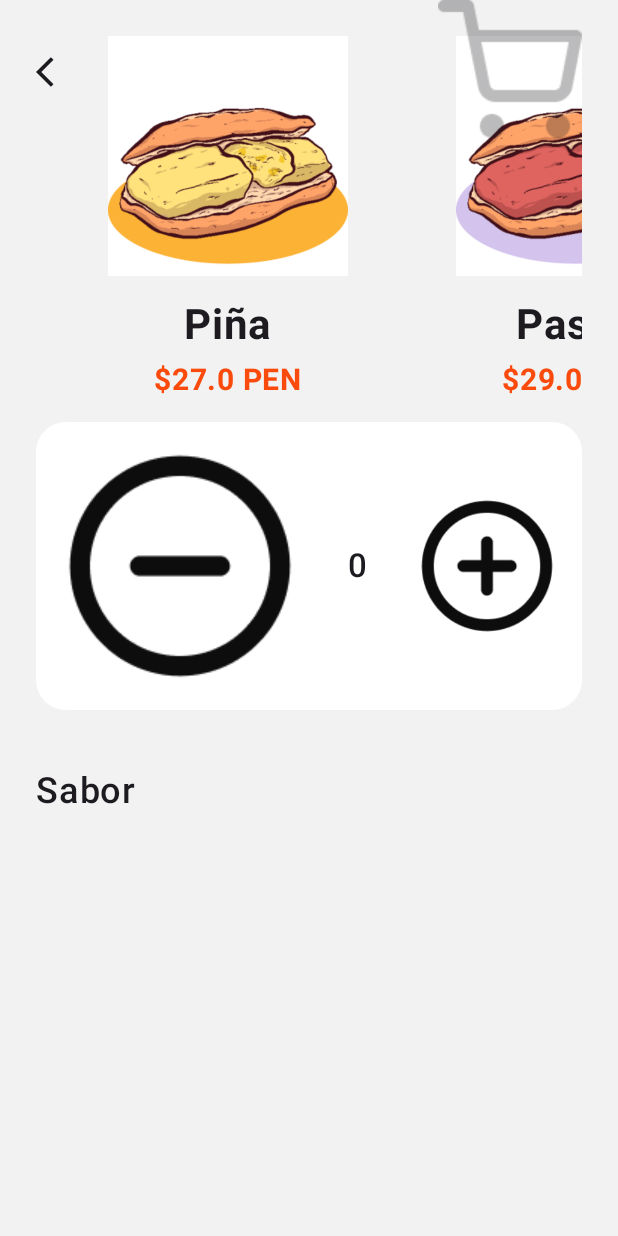
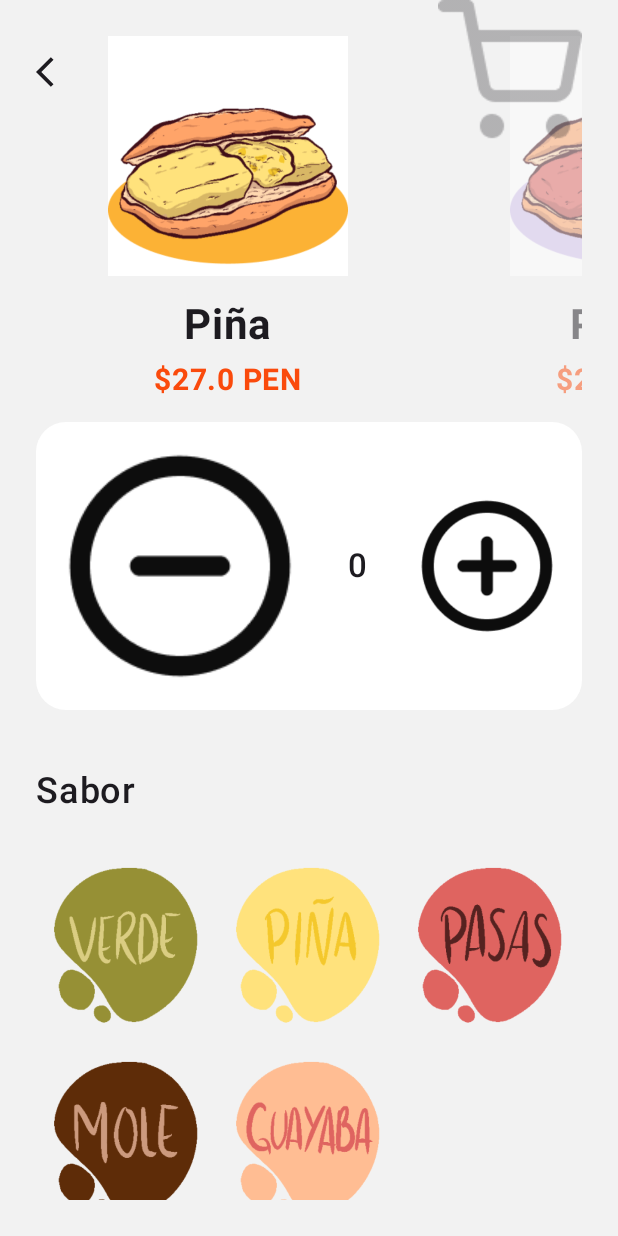
Before and after one commit to enzoftware/guajolotas-compose, an Android app built with Jetpack Compose: the screen it shows after launch (MainActivity), after a tap on "Piña", on a phone screen of 412 x 824 dp. Run offline under Robolectric (Android 15) with nearby library versions, the phone set to English and light mode, and no system bars; our stand-ins replace Dagger/Hilt's generated code, Room's generated code.

```diff
--- a/app/src/main/java/com/enzoftware/guajolotas/ui/components/GuaButton.kt
+++ b/app/src/main/java/com/enzoftware/guajolotas/ui/components/GuaButton.kt
@@ -2,6 +2,7 @@ package com.enzoftware.guajolotas.ui.components
 
 import androidx.compose.foundation.layout.Row
 import androidx.compose.foundation.layout.Spacer
+import androidx.compose.foundation.layout.fillMaxWidth
 import androidx.compose.foundation.layout.width
 import androidx.compose.foundation.shape.RoundedCornerShape
 import androidx.compose.material3.Button
@@ -17,7 +18,7 @@ import com.enzoftware.guajolotas.ui.theme.GuajolotasTheme
 fun GuaButton(content: ComposableFun, modifier: Modifier = Modifier, onClick: () -> Unit) {
     Button(
         onClick = { onClick() },
-        modifier = modifier,
+        modifier = modifier.fillMaxWidth(),
         shape = RoundedCornerShape(40.dp),
     ) {
         content()
@@ -29,7 +30,7 @@ fun GuaButton(content: ComposableFun, modifier: Modifier = Modifier, onClick: ()
 fun GuaButtonPreview() {
     GuajolotasTheme {
         GuaButton(onClick = {}, content = {
-            Row(Modifier) {
+            Row {
                 Text(text = "Agregar 1 al carrito")
                 Spacer(modifier = Modifier.width(48.dp))
                 Text(text = "$12.00")
--- a/app/src/main/java/com/enzoftware/guajolotas/ui/components/GuajolotaLogo.kt
+++ b/app/src/main/java/com/enzoftware/guajolotas/ui/components/GuajolotaLogo.kt
@@ -13,7 +13,7 @@ import com.enzoftware.guajolotas.ui.theme.GuajolotasTheme
 @Composable
 fun GuajolotaLogo(modifier: Modifier) {
     Image(
-        painterResource(id = R.drawable.mole),
+        painterResource(id = R.drawable.logo),
         contentDescription = "App logo",
         modifier = modifier
     )
--- a/app/src/main/java/com/enzoftware/guajolotas/ui/components/ProductItem.kt
+++ b/app/src/main/java/com/enzoftware/guajolotas/ui/components/ProductItem.kt
@@ -1,9 +1,19 @@
 package com.enzoftware.guajolotas.ui.components
 
 import androidx.compose.foundation.Image
-import androidx.compose.foundation.layout.*
+import androidx.compose.foundation.layout.Arrangement
+import androidx.compose.foundation.layout.Column
+import androidx.compose.foundation.layout.Row
+import androidx.compose.foundation.layout.Spacer
+import androidx.compose.foundation.layout.fillMaxSize
+import androidx.compose.foundation.layout.height
+import androidx.compose.foundation.layout.padding
+import androidx.compose.foundation.layout.size
 import androidx.compose.foundation.shape.RoundedCornerShape
 import androidx.compose.material3.Card
+import androidx.compose.material3.CardColors
+import androidx.compose.material3.CardDefaults
+import androidx.compose.material3.CardElevation
 import androidx.compose.material3.Text
 import androidx.compose.runtime.Composable
 import androidx.compose.ui.Alignment
@@ -11,18 +21,26 @@ import androidx.compose.ui.Modifier
 import androidx.compose.ui.graphics.Color
 import androidx.compose.ui.res.painterResource
 import androidx.compose.ui.text.font.FontWeight
+import androidx.compose.ui.tooling.preview.Preview
 import androidx.compose.ui.unit.dp
 import androidx.compose.ui.unit.sp
 import com.enzoftware.guajolotas.domain.models.Product
+import com.enzoftware.guajolotas.domain.models.ProductType
 import com.enzoftware.guajolotas.ui.theme.AppColors
 
 @Composable
 fun ProductItem(product: Product, onClick: () -> Unit) {
     Card(
+        colors = CardDefaults.cardColors(
+            containerColor = Color.White,
+        ),
+        elevation = CardDefaults.cardElevation(
+            defaultElevation = 8.dp,
+        ),
         modifier = Modifier
             .height(112.dp)
             .padding(8.dp),
-        shape = RoundedCornerShape(20.dp),
+        shape = RoundedCornerShape(16.dp),
         onClick = onClick
     ) {
         Row(
@@ -45,3 +63,9 @@ fun ProductItem(product: Product, onClick: () -> Unit) {
         }
     }
 }
+
+@Preview
+@Composable
+fun ProductItemCard() {
+    ProductItem(product = Product(id = "id", name = "verde", 12.2, quantity = 1, type = ProductType.Drink ), onClick = {})
+}
--- a/app/src/main/java/com/enzoftware/guajolotas/ui/detail/ProductDetailScreen.kt
+++ b/app/src/main/java/com/enzoftware/guajolotas/ui/detail/ProductDetailScreen.kt
@@ -3,16 +3,40 @@ package com.enzoftware.guajolotas.ui.detail
 import androidx.compose.foundation.ExperimentalFoundationApi
 import androidx.compose.foundation.Image
 import androidx.compose.foundation.clickable
-import androidx.compose.foundation.layout.*
+import androidx.compose.foundation.layout.Arrangement
+import androidx.compose.foundation.layout.Box
+import androidx.compose.foundation.layout.Column
+import androidx.compose.foundation.layout.PaddingValues
+import androidx.compose.foundation.layout.Row
+import androidx.compose.foundation.layout.Spacer
+import androidx.compose.foundation.layout.fillMaxSize
+import androidx.compose.foundation.layout.fillMaxWidth
+import androidx.compose.foundation.layout.height
+import androidx.compose.foundation.layout.offset
+import androidx.compose.foundation.layout.padding
+import androidx.compose.foundation.layout.size
+import androidx.compose.foundation.layout.width
 import androidx.compose.foundation.lazy.LazyColumn
+import androidx.compose.foundation.lazy.grid.GridCells
+import androidx.compose.foundation.lazy.grid.LazyVerticalGrid
 import androidx.compose.foundation.pager.HorizontalPager
 import androidx.compose.foundation.pager.rememberPagerState
 import androidx.compose.material3.Icon
 import androidx.compose.material3.Scaffold
 import androidx.compose.material3.Text
-import androidx.compose.runtime.*
+import androidx.compose.runtime.Composable
+import androidx.compose.runtime.LaunchedEffect
+import androidx.compose.runtime.collectAsState
+import androidx.compose.runtime.getValue
+import androidx.compose.runtime.mutableDoubleStateOf
+import androidx.compose.runtime.mutableIntStateOf
+import androidx.compose.runtime.mutableStateOf
+import androidx.compose.runtime.remember
+import androidx.compose.runtime.rememberCoroutineScope
+import androidx.compose.runtime.snapshotFlow
 import androidx.compose.ui.Alignment
 import androidx.compose.ui.Modifier
+import androidx.compose.ui.graphics.graphicsLayer
 import androidx.compose.ui.res.painterResource
 import androidx.compose.ui.res.stringResource
 import androidx.compose.ui.text.font.FontWeight
@@ -21,13 +45,22 @@ import androidx.compose.ui.tooling.preview.Preview
 import androidx.compose.ui.unit.IntOffset
 import androidx.compose.ui.unit.dp
 import androidx.compose.ui.unit.sp
+import androidx.compose.ui.util.lerp
 import androidx.hilt.navigation.compose.hiltViewModel
 import com.enzoftware.guajolotas.R
 import com.enzoftware.guajolotas.domain.models.Product
-import com.enzoftware.guajolotas.ui.components.*
+import com.enzoftware.guajolotas.ui.components.ComplementCheckBox
+import com.enzoftware.guajolotas.ui.components.ErrorScreen
+import com.enzoftware.guajolotas.ui.components.GuaButton
+import com.enzoftware.guajolotas.ui.components.LoadingScreen
+import com.enzoftware.guajolotas.ui.components.ProductCounter
+import com.enzoftware.guajolotas.ui.components.ProductFlavor
+import com.enzoftware.guajolotas.ui.components.ShoppingCartBadge
 import com.enzoftware.guajolotas.ui.theme.AppColors
 import com.enzoftware.guajolotas.ui.theme.GuajolotasTheme
 import kotlinx.coroutines.InternalCoroutinesApi
+import kotlinx.coroutines.launch
+import kotlin.math.absoluteValue
 
 
 @InternalCoroutinesApi
@@ -40,9 +73,14 @@ fun ProductDetailScreen(
     viewModel: ProductDetailViewModel = hiltViewModel(),
 ) {
     val state by viewModel.state.collectAsState()
-    viewModel.getProductDetail(productId)
 
-    Scaffold(topBar = { DetailAppBar(onBackPressed, onClickShoppingCart) }) { _ ->
+    LaunchedEffect(true) {
+        viewModel.getProductDetail(productId)
+    }
+
+    Scaffold(
+        topBar = { DetailAppBar(onBackPressed, onClickShoppingCart) }
+    ) { padding ->
         when (state) {
             is ProductDetailUiModel.Loading -> LoadingScreen()
             is ProductDetailUiModel.ProductDetail -> {
@@ -94,12 +132,11 @@ fun DetailBody(
     initialPage: Int,
 ) {
 
-    val pagerState = rememberPagerState(initialPage = initialPage, pageCount = { products.size})
-
+    val pagerState = rememberPagerState(initialPage = initialPage, pageCount = { products.size })
     val coroutineScope = rememberCoroutineScope()
     val currentProduct = remember { mutableStateOf(products[pagerState.currentPage]) }
-    val addedPrice = remember { mutableStateOf(0.0) }
-    val currentQuantity = remember { mutableStateOf(0) }
+    val addedPrice = remember { mutableDoubleStateOf(0.0) }
+    val currentQuantity = remember { mutableIntStateOf(0) }
 
     LaunchedEffect(pagerState) {
         snapshotFlow { pagerState.currentPage }.collect {
@@ -116,15 +153,25 @@ fun DetailBody(
             contentPadding = PaddingValues(horizontal = 48.dp),
             modifier = Modifier.fillMaxSize()
         ) { page ->
-            Column(horizontalAlignment = Alignment.CenterHorizontally, modifier = Modifier.offset {
-                // Calculate the offset for the current page from the
-                // scroll position
-                val pageOffset = (pagerState.currentPage - page) + pagerState.currentPageOffsetFraction
-                // Then use it as a multiplier to apply an offset
-                IntOffset(
-                    x = (36.dp * pageOffset).roundToPx(), y = 0
-                )
-            }) {
+            Column(
+                horizontalAlignment = Alignment.CenterHorizontally,
+                modifier = Modifier.graphicsLayer {
+                    // Calculate the absolute offset for the current page from the
+                    // scroll position. We use the absolute value which allows us to mirror
+                    // any effects for both directions
+                    val pageOffset = (
+                            (pagerState.currentPage - page) + pagerState
+                                .currentPageOffsetFraction
+                            ).absoluteValue
+
+                    // We animate the alpha, between 50% and 100%
+                    alpha = lerp(
+                        start = 0.5f,
+                        stop = 1f,
+                        fraction = 1f - pageOffset.coerceIn(0f, 1f)
+                    )
+                }
+            ) {
                 val product = products[page]
                 Image(
                     painter = painterResource(id = product.image),
@@ -165,21 +212,20 @@ fun DetailBody(
                 .height(240.dp)
                 .fillMaxWidth()
         ) {
-//            GridCells(
-//                cells = GridCells.Fixed(3)
-//            ) {
-//                items(products) { product ->
-//                    ProductFlavor(
-//                        image = product.flavorImage,
-//                        onClick = {
-//                            val index = products.indexOf(product)
-//                            coroutineScope.launch {
-//                                pagerState.animateScrollToPage(index)
-//                            }
-//                        },
-//                    )
-//                }
-//            }
+            LazyVerticalGrid(
+                columns = GridCells.Fixed(3)
+            ) {
+                items(products.size) { index ->
+                    ProductFlavor(
+                        image = products[index].flavorImage,
+                        onClick = {
+                            coroutineScope.launch {
+                                pagerState.animateScrollToPage(index)
+                            }
+                        },
+                    )
+                }
+            }
         }
         Text(
             text = stringResource(R.string.guajolocombo),
@@ -197,19 +243,19 @@ fun DetailBody(
                 .height(320.dp)
                 .fillMaxWidth()
         ) {
-//            LazyVerticalGrid(
-//                cells = GridCells.Fixed(2)
-//            ) {
-//                items(complements) { complement ->
-//                    ComplementCheckBox(
-//                        product = complement,
-//                        onClick = { isChecked ->
-//                            if (isChecked) addedPrice.value += complement.price
-//                            else addedPrice.value -= complement.price
-//                        },
-//                    )
-//                }
-//            }
+            LazyVerticalGrid(
+                columns = GridCells.Fixed(2)
+            ) {
+                items(complements.size) { index ->
+                    ComplementCheckBox(
+                        product = complements[index],
+                        onClick = { isChecked ->
+                            if (isChecked) addedPrice.value += complements[index].price
+                            else addedPrice.value -= complements[index].price
+                        },
+                    )
+                }
+            }
         }
         Spacer(modifier = Modifier.height(8.dp))
         GuaButton(
--- a/app/src/main/java/com/enzoftware/guajolotas/ui/home/HomeScreen.kt
+++ b/app/src/main/java/com/enzoftware/guajolotas/ui/home/HomeScreen.kt
@@ -4,9 +4,13 @@ import androidx.compose.foundation.ExperimentalFoundationApi
 import androidx.compose.foundation.background
 import androidx.compose.foundation.clickable
 import androidx.compose.foundation.layout.*
+import androidx.compose.foundation.lazy.LazyColumn
 import androidx.compose.foundation.pager.rememberPagerState
+import androidx.compose.foundation.rememberScrollState
 import androidx.compose.foundation.shape.RoundedCornerShape
+import androidx.compose.foundation.verticalScroll
 import androidx.compose.material3.Icon
+import androidx.compose.material3.Surface
 import androidx.compose.material3.Text
 import androidx.compose.runtime.Composable
 import androidx.compose.ui.Alignment
@@ -42,12 +46,13 @@ fun HomeScreen(
     )
 
     val pagerState = rememberPagerState(pageCount = { tabs.size })
+    val scrollState = rememberScrollState()
 
     GuajolotasTheme {
+        Surface(modifier = Modifier.fillMaxHeight()) {
             Column(
                 modifier = Modifier
                     .padding(24.dp)
-                .fillMaxSize()
             ) {
                 AppBar(onClickShoppingCart = onClickCart)
                 Spacer(modifier = Modifier.height(32.dp))
@@ -57,6 +62,7 @@ fun HomeScreen(
                 Spacer(modifier = Modifier.height(32.dp))
                 TabBar(tabs = tabs, pagerState = pagerState)
                 TabsContent(onClick = onClickProduct, tabs = tabs, pagerState = pagerState)
+            }
         }
     }
 }
--- a/app/src/main/java/com/enzoftware/guajolotas/ui/search/SearchScreen.kt
+++ b/app/src/main/java/com/enzoftware/guajolotas/ui/search/SearchScreen.kt
@@ -44,7 +44,7 @@ fun SearchScreen(
 ) {
     val state by viewModel.state.observeAsState()
 
-    Scaffold { _ ->
+    Scaffold {
         Column(
             modifier = Modifier
                 .padding(horizontal = 24.dp, vertical = 40.dp)
--- a/app/src/main/java/com/enzoftware/guajolotas/ui/theme/Theme.kt
+++ b/app/src/main/java/com/enzoftware/guajolotas/ui/theme/Theme.kt
@@ -11,9 +11,10 @@ private val colors = lightColorScheme(
     primary = AppColors.primary,
     secondary = Color.Green,
     onError = Color.Red,
-    background = AppColors.background
+    background = AppColors.background,
 
-)
+
+    )
 
 @Composable
 fun GuajolotasTheme(content: ComposableFun) {
```
Also changed, not shown: app/src/main/res/drawable/logo.png (added). Lines whose indentation alone changed are shown as unchanged.
